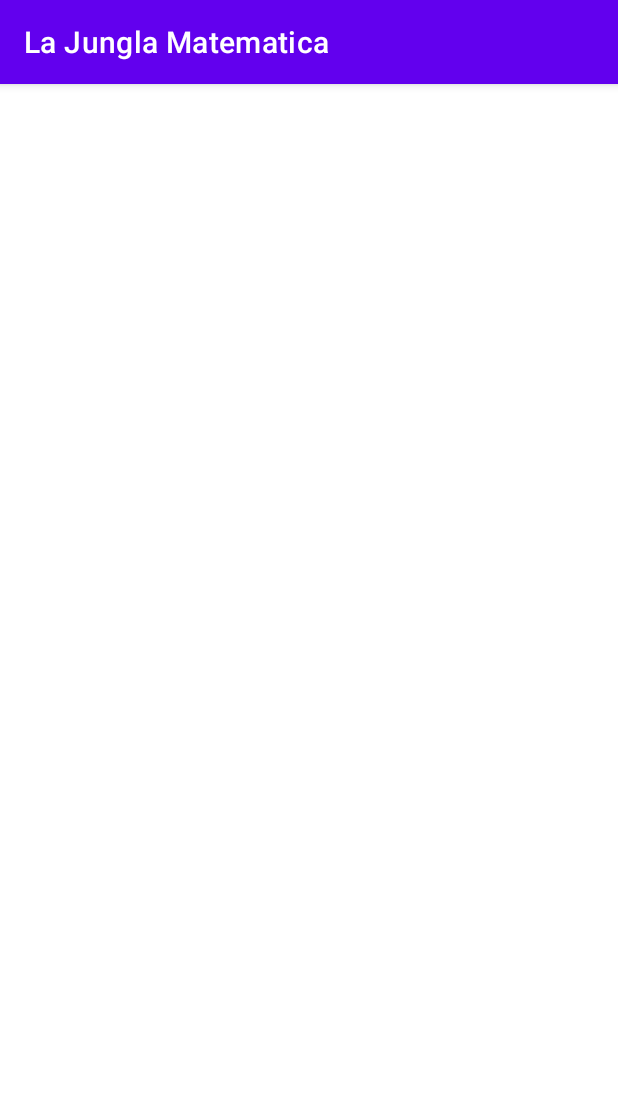
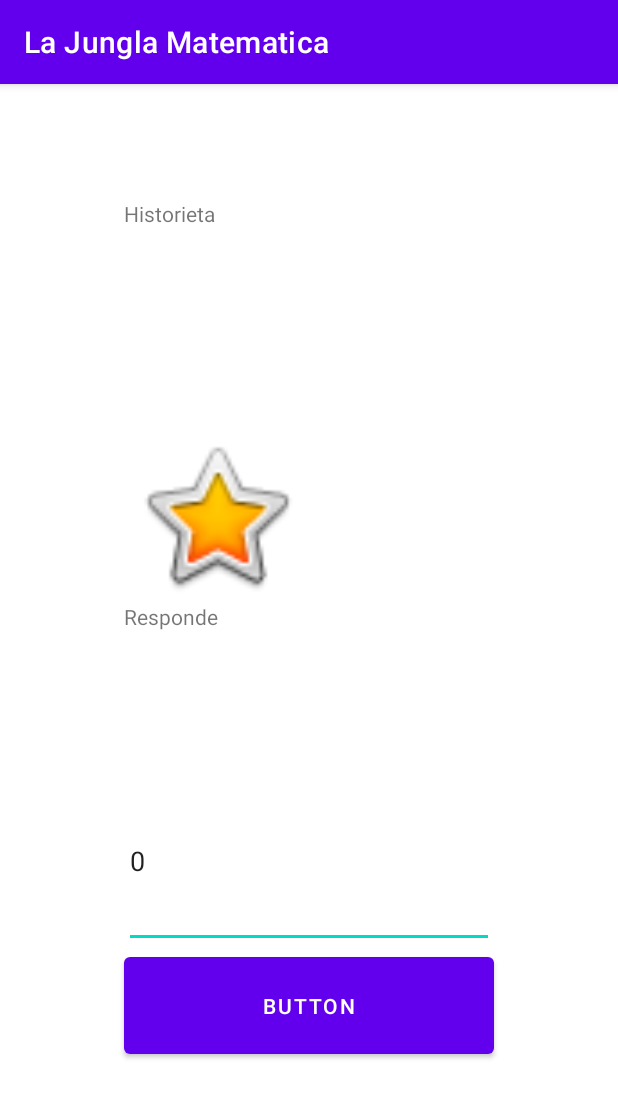
Before and after one commit to TheHypnoo/LaJunglaMatematica, an Android app: the Nivel screen opened directly, with no data from a screen before it, on a phone screen of 412 x 824 dp. Shown: the top 1098 px of the screen. Run offline under Robolectric (Android 15) with nearby library versions, the phone set to English and light mode, and no system bars.

Commit message:
La jungla matematica...

```diff
--- a/app/src/main/AndroidManifest.xml
+++ b/app/src/main/AndroidManifest.xml
@@ -10,11 +10,6 @@
         android:supportsRtl="true"
         android:theme="@style/Theme.LaJunglaMatematica">
         <activity android:name=".PantallaCarga">
-            <intent-filter>
-                <action android:name="android.intent.action.MAIN" />
-
-                <category android:name="android.intent.category.LAUNCHER" />
-            </intent-filter>
         </activity>
         <activity android:name=".PartidasGuardadas" />
         <activity android:name=".Nivel" />
--- a/app/src/main/java/com/sergigonzalez/lajunglamatematica/Nivel.kt
+++ b/app/src/main/java/com/sergigonzalez/lajunglamatematica/Nivel.kt
@@ -1,12 +1,25 @@
 package com.sergigonzalez.lajunglamatematica
 
+import android.content.Intent
 import androidx.appcompat.app.AppCompatActivity
 import android.os.Bundle
+import android.widget.Button
+import android.widget.EditText
 
 class Nivel : AppCompatActivity() {
+
+    private lateinit var ET_Respuesta: EditText
     override fun onCreate(savedInstanceState: Bundle?) {
         super.onCreate(savedInstanceState)
         setContentView(R.layout.activity_nivel)
+        InitButtons()
+        initListeners()
     }
 
+    private fun InitButtons() {
+        ET_Respuesta = findViewById(R.id.editTextNumber)
+    }
+    private fun initListeners() {
+//"https://medium.com/mobile-app-development-publication/making-android-edittext-accept-number-only-efbe2ba1cd69"
+    }
 }
--- a/app/src/main/res/layout/activity_nivel.xml
+++ b/app/src/main/res/layout/activity_nivel.xml
@@ -6,4 +6,120 @@
     android:layout_height="match_parent"
     tools:context=".Nivel">
 
+    <androidx.constraintlayout.widget.Guideline
+        android:id="@+id/guideline"
+        android:layout_width="wrap_content"
+        android:layout_height="wrap_content"
+        android:orientation="horizontal"
+        app:layout_constraintGuide_percent="0.1" />
+
+    <androidx.constraintlayout.widget.Guideline
+        android:id="@+id/guideline2"
+        android:layout_width="wrap_content"
+        android:layout_height="wrap_content"
+        android:orientation="vertical"
+        app:layout_constraintGuide_percent="0.2" />
+
+    <androidx.constraintlayout.widget.Guideline
+        android:id="@+id/guideline3"
+        android:layout_width="wrap_content"
+        android:layout_height="wrap_content"
+        android:orientation="horizontal"
+        app:layout_constraintGuide_percent="0.3" />
+
+    <androidx.constraintlayout.widget.Guideline
+        android:id="@+id/guideline4"
+        android:layout_width="wrap_content"
+        android:layout_height="wrap_content"
+        android:orientation="vertical"
+        app:layout_constraintGuide_percent="0.8" />
+
+    <TextView
+        android:id="@+id/textView"
+        android:layout_width="0dp"
+        android:layout_height="0dp"
+        android:text="Historieta"
+        app:layout_constraintBottom_toTopOf="@+id/guideline3"
+        app:layout_constraintEnd_toStartOf="@+id/guideline4"
+        app:layout_constraintStart_toStartOf="@+id/guideline2"
+        app:layout_constraintTop_toTopOf="@+id/guideline" />
+
+    <androidx.constraintlayout.widget.Guideline
+        android:id="@+id/guideline5"
+        android:layout_width="wrap_content"
+        android:layout_height="wrap_content"
+        android:orientation="horizontal"
+        app:layout_constraintGuide_percent="0.6" />
+
+    <androidx.constraintlayout.widget.Guideline
+        android:id="@+id/guideline6"
+        android:layout_width="wrap_content"
+        android:layout_height="wrap_content"
+        android:orientation="horizontal"
+        app:layout_constraintGuide_percent="0.75" />
+
+    <ImageView
+        android:id="@+id/imageView"
+        android:layout_width="0dp"
+        android:layout_height="0dp"
+        app:layout_constraintBottom_toTopOf="@+id/guideline7"
+        app:layout_constraintEnd_toStartOf="@+id/guideline8"
+        app:layout_constraintStart_toStartOf="@+id/guideline2"
+        app:layout_constraintTop_toTopOf="@+id/guideline3"
+        app:srcCompat="@android:drawable/btn_star_big_on" />
+
+    <androidx.constraintlayout.widget.Guideline
+        android:id="@+id/guideline7"
+        android:layout_width="wrap_content"
+        android:layout_height="wrap_content"
+        android:orientation="horizontal"
+        app:layout_constraintGuide_percent="0.45" />
+
+    <androidx.constraintlayout.widget.Guideline
+        android:id="@+id/guideline8"
+        android:layout_width="wrap_content"
+        android:layout_height="wrap_content"
+        android:orientation="vertical"
+        app:layout_constraintGuide_percent="0.5" />
+
+    <EditText
+        android:id="@+id/editTextNumber"
+        android:layout_width="0dp"
+        android:layout_height="0dp"
+        android:ems="10"
+        android:inputType="number"
+        android:text="0"
+        app:layout_constraintBottom_toTopOf="@+id/guideline6"
+        app:layout_constraintEnd_toStartOf="@+id/guideline4"
+        app:layout_constraintStart_toStartOf="@+id/guideline2"
+        app:layout_constraintTop_toTopOf="@+id/guideline5"
+        app:layout_constraintVertical_bias="0.507" />
+
+    <TextView
+        android:id="@+id/textView2"
+        android:layout_width="0dp"
+        android:layout_height="0dp"
+        android:text="Responde"
+        app:layout_constraintBottom_toTopOf="@+id/guideline5"
+        app:layout_constraintEnd_toStartOf="@+id/guideline4"
+        app:layout_constraintStart_toStartOf="@+id/guideline2"
+        app:layout_constraintTop_toTopOf="@+id/guideline7" />
+
+    <androidx.constraintlayout.widget.Guideline
+        android:id="@+id/guideline10"
+        android:layout_width="wrap_content"
+        android:layout_height="wrap_content"
+        android:orientation="horizontal"
+        app:layout_constraintGuide_percent="0.85" />
+
+    <Button
+        android:id="@+id/button"
+        android:layout_width="0dp"
+        android:layout_height="0dp"
+        android:text="Button"
+        app:layout_constraintBottom_toTopOf="@+id/guideline10"
+        app:layout_constraintEnd_toStartOf="@+id/guideline4"
+        app:layout_constraintStart_toStartOf="@+id/guideline2"
+        app:layout_constraintTop_toTopOf="@+id/guideline6" />
+
 </androidx.constraintlayout.widget.ConstraintLayout>
```
